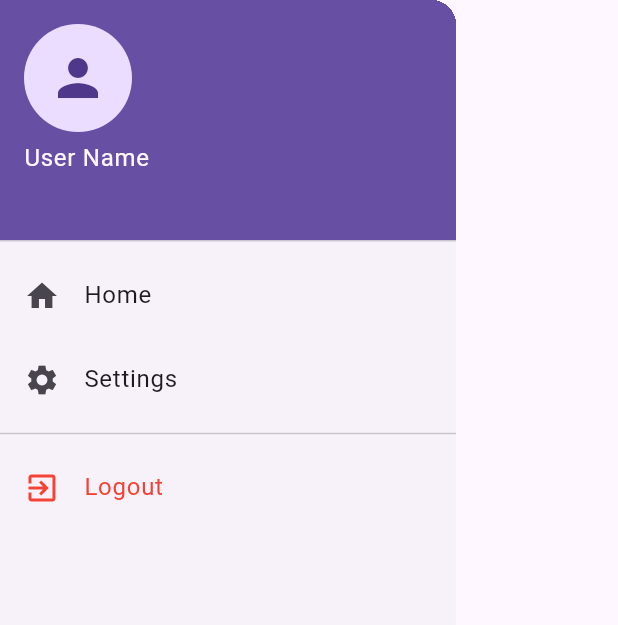
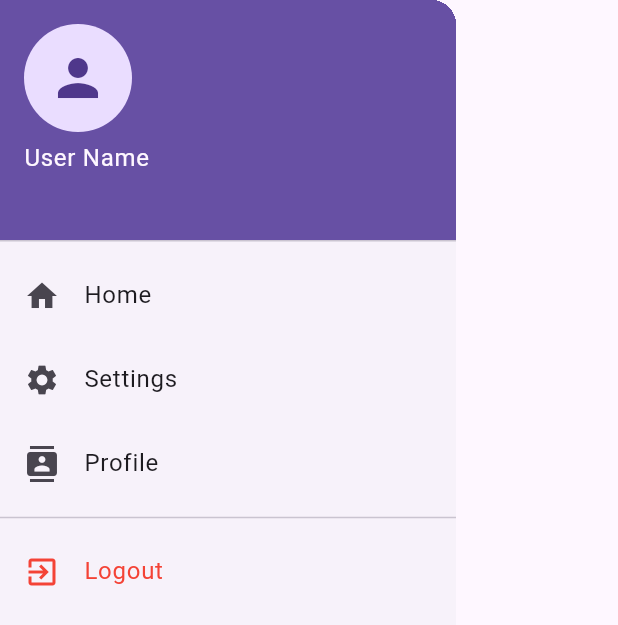
Before and after one commit to sowbaraniga26/flutter_supabase_milk_shop, a Flutter app: the CustomDrawer widget shown alone on an empty page, opened directly, on a phone screen of 412 x 824 dp. Shown: the top 625 px of the screen. Run offline on Flutter 3.47's test engine with Material 3 defaults, Android fonts, the phone set to English and light mode, and no system bars; our stand-ins replace flutter_dotenv, flutter_secure_storage, fluttertoast, supabase_flutter; accounts and stored records are empty.

```diff
--- a/lib/widgets/CustomDrawer.dart
+++ b/lib/widgets/CustomDrawer.dart
@@ -6,6 +6,7 @@ import 'package:flutter_secure_storage/flutter_secure_storage.dart';
 
 import '../screens/HomeScreen.dart';
 import '../screens/auth/LoginScreen.dart';
+import '../screens/auth/ProfileScreen.dart';
 import '../screens/auth/RegisterScreen.dart';
 
 final supabase = Supabase.instance.client;
@@ -62,6 +63,21 @@ class CustomDrawer extends StatelessWidget {
                 Navigator.pushNamed(context, '/settings');
               },
             ),
+            ListTile(
+              leading:Icon(Icons.contacts),
+              title: Text('Profile'),
+              onTap: () {
+                Navigator.pop(context);
+                Navigator.push(
+                  parentContext,
+                    MaterialPageRoute(
+                      builder: (context) => ProfileScreen(title: 'Profile'),
+
+                  )
+                );
+              }
+            ),
+
             Divider(),
             ListTile(
               leading: Icon(Icons.exit_to_app, color: Colors.red),
```
